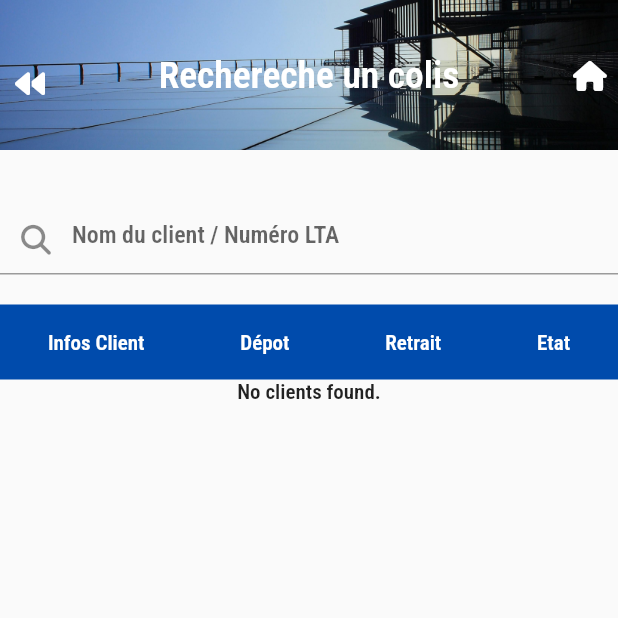
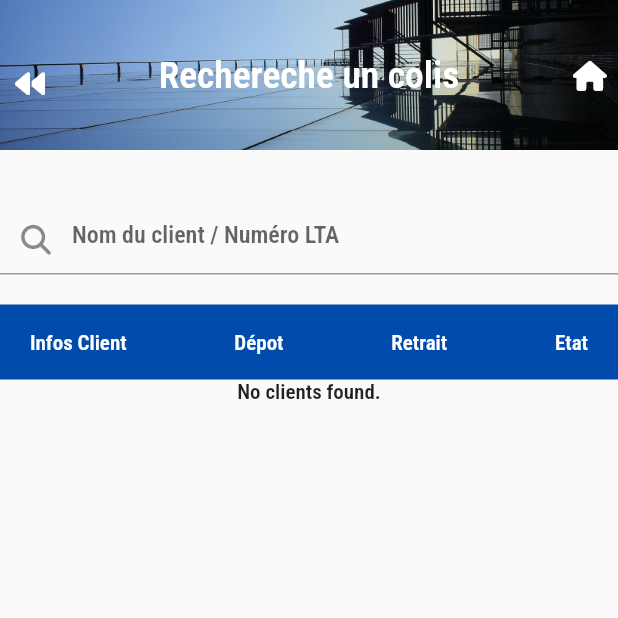
Before and after one commit to quantdev01/packet-management, a Flutter app: the SearchPacketMobile screen opened directly, on a phone screen of 412 x 824 dp, the top half of it. Run offline on Flutter 3.47's test engine with Material 3 defaults, Android fonts, the light colour scheme and no system bars; our stand-ins replace cloud_firestore, firebase_core, font_awesome_flutter, pdf, printing, shimmer; accounts and stored records are empty.

Commit message:
fixed table title on mobile view

```diff
--- a/lib/screens/search_packet_mobile.dart
+++ b/lib/screens/search_packet_mobile.dart
@@ -77,8 +77,10 @@ class _SearchPacketMobileState extends State<SearchPacketMobile> {
               Container(
                 height: 50,
                 color: kBlueColor,
+                child: Padding(
+                  padding: const EdgeInsets.symmetric(horizontal: 20),
                   child: Row(
-                  mainAxisAlignment: MainAxisAlignment.spaceAround,
+                    mainAxisAlignment: MainAxisAlignment.spaceBetween,
                     children: [
                       TableCell(
                         verticalAlignment: TableCellVerticalAlignment.middle,
@@ -109,6 +111,7 @@ class _SearchPacketMobileState extends State<SearchPacketMobile> {
                         ),
                       ),
                     ],
+                  ),
                 ),
               ),
               StreamBuilder<QuerySnapshot>(
@@ -259,7 +262,7 @@ class _SearchPacketMobileState extends State<SearchPacketMobile> {
               final products = productSnapshot.data!.docs;
 
               return SizedBox(
-                height: 200,
+                height: 400,
                 width: 300,
                 child: ListView.builder(
                   itemCount: products.length,
@@ -301,7 +304,7 @@ class _SearchPacketMobileState extends State<SearchPacketMobile> {
           actions: [
             TextButton(
               onPressed: () => Navigator.of(context).pop(),
-              child: const Text('Close'),
+              child: const Text('Fermer'),
             ),
           ],
         );
```
Lines whose indentation alone changed are shown as unchanged.
